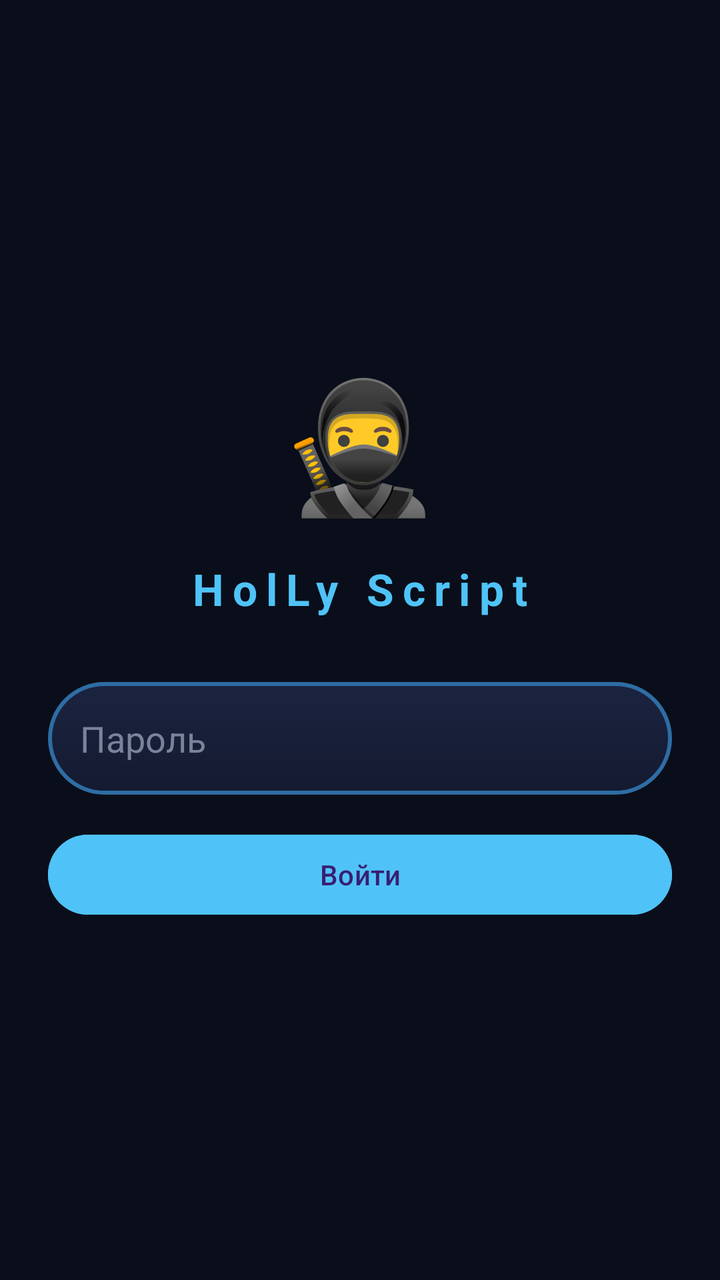
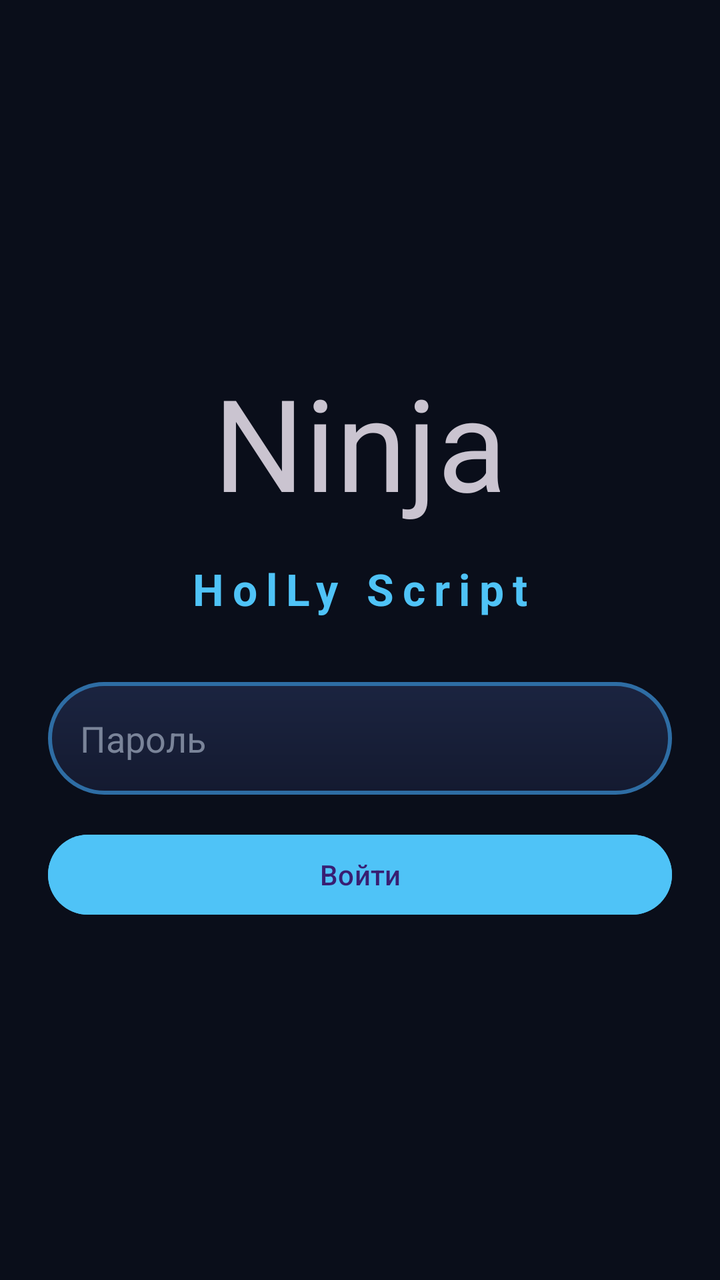

An Android layout rendered at two revisions. The XML below is the earlier revision; the diff shows what the commit changed to produce the second picture.
<!-- AndroidManifest.xml: application theme Theme.HolLy -->
<!-- res/layout/activity_login.xml -->
<?xml version="1.0" encoding="utf-8"?>
<LinearLayout xmlns:android="http://schemas.android.com/apk/res/android"
    android:layout_width="match_parent"
    android:layout_height="match_parent"
    android:orientation="vertical"
    android:gravity="center"
    android:background="@color/bg"
    android:padding="24dp">

    <TextView
        android:layout_width="wrap_content"
        android:layout_height="wrap_content"
        android:text="🥷"
        android:textSize="64sp"/>

    <TextView
        android:layout_width="wrap_content"
        android:layout_height="wrap_content"
        android:text="HolLy Script"
        android:textColor="@color/accent"
        android:textSize="22sp"
        android:textStyle="bold"
        android:letterSpacing="0.2"
        android:layout_marginTop="16dp"/>

    <EditText
        android:id="@+id/etPass"
        android:layout_width="match_parent"
        android:layout_height="wrap_content"
        android:layout_marginTop="32dp"
        android:hint="Пароль"
        android:inputType="textPassword"
        android:imeOptions="actionDone"
        android:textColor="@color/text"
        android:textColorHint="@color/text_dim"
        android:background="@drawable/card_blue"
        android:padding="16dp"/>

    <Button
        android:id="@+id/btnEnter"
        android:layout_width="match_parent"
        android:layout_height="wrap_content"
        android:layout_marginTop="16dp"
        android:text="Войти"
        android:backgroundTint="@color/accent"/>
</LinearLayout>
<!-- resources referenced by this layout -->
<resources>
  <color name="accent">#4FC3F7</color>
  <color name="bg">#0A0E1A</color>
  <color name="text">#E8ECF4</color>
  <color name="text_dim">#7A8499</color>
  <!-- drawable card_blue (drawable) -->
  <?xml version="1.0" encoding="utf-8"?>
  <shape xmlns:android="http://schemas.android.com/apk/res/android"
      android:shape="rectangle">
      <gradient
          android:startColor="@color/card_top"
          android:endColor="@color/card_bottom"
          android:angle="270"/>
      <corners android:radius="28dp"/>
      <stroke android:width="2dp" android:color="@color/stroke"/>
  </shape>
  <style name="Theme.HolLy" parent="Theme.Material3.Dark.NoActionBar">
          <item name="android:windowBackground">@color/bg</item>
          <item name="android:statusBarColor">@color/bg</item>
          <item name="android:navigationBarColor">@color/bg</item>
      </style>
  <color name="card_top">#1B2440</color>
  <color name="card_bottom">#141A30</color>
  <color name="stroke">#2E6DA4</color>
</resources>

<!-- the commit's change to res/layout/activity_login.xml (unified diff, before → after) -->
@@ -10,7 +10,7 @@
     <TextView
         android:layout_width="wrap_content"
         android:layout_height="wrap_content"
-        android:text="🥷"
+        android:text="Ninja"
         android:textSize="64sp"/>
 
     <TextView
